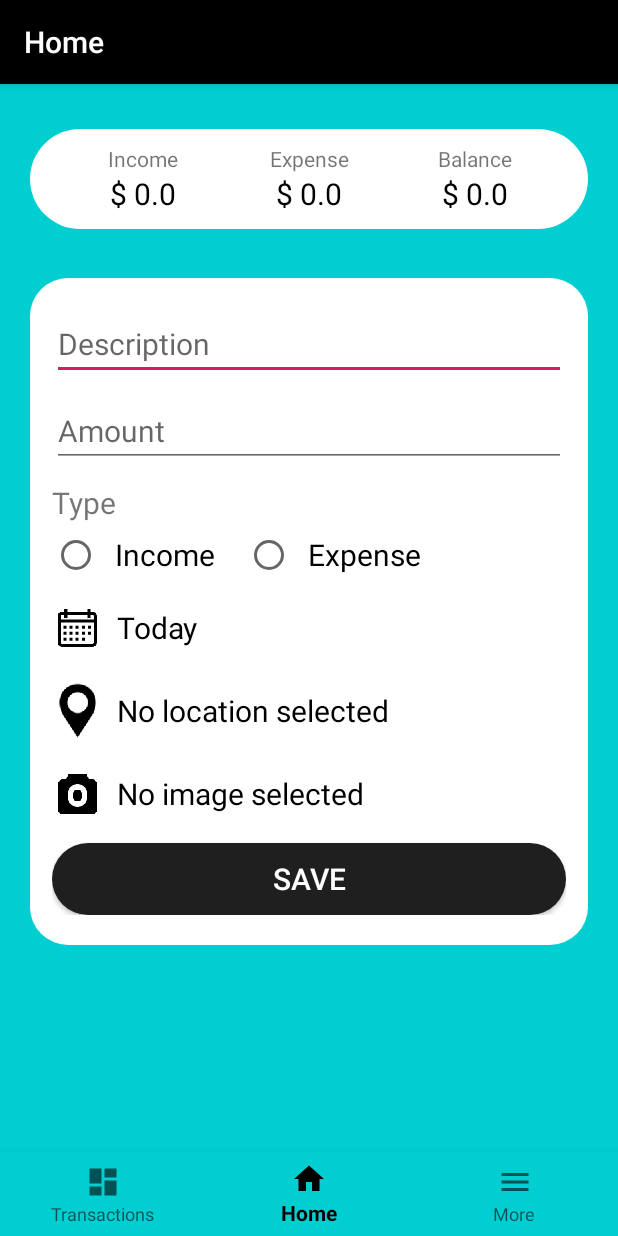
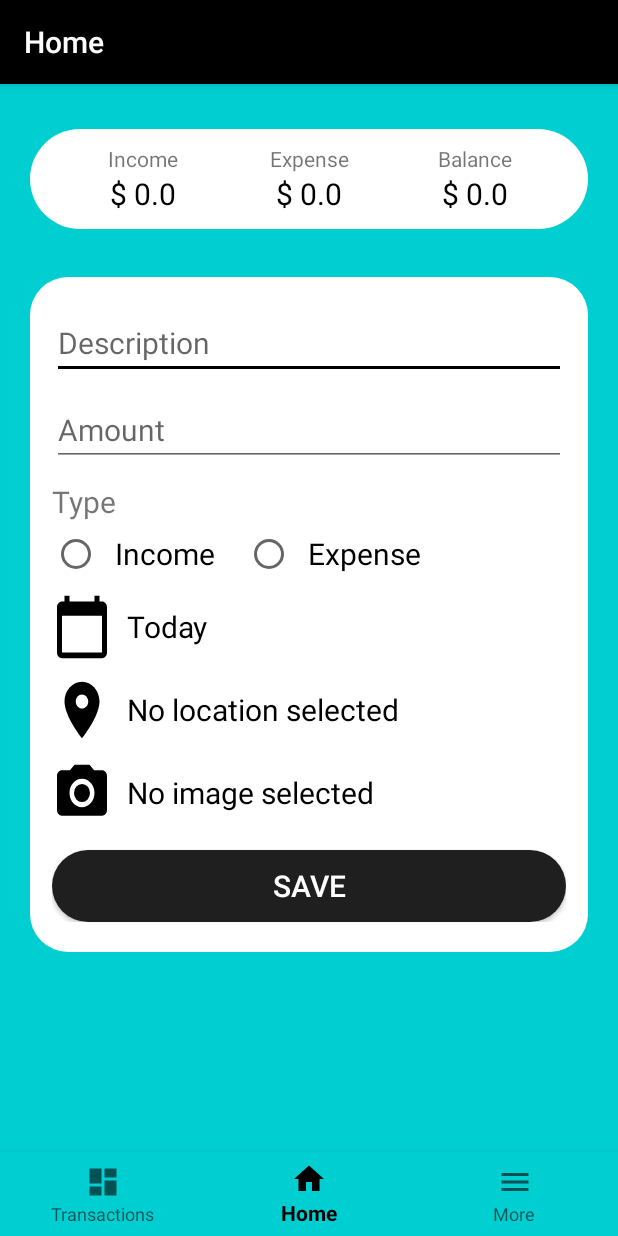
Before and after one commit to sarabjeet1313/Money-Tracker, an Android app: the screen it shows after launch (MainActivity), on a phone screen of 412 x 824 dp. Run offline under Robolectric (Android 15) with nearby library versions, the phone set to English and light mode, and no system bars; our stand-ins replace navigation-ui.

Commit message:
Finalized the UI for Home, Transaction, Statistics, Edit and View page

```diff
--- a/MoneyTracker/app/src/main/AndroidManifest.xml
+++ b/MoneyTracker/app/src/main/AndroidManifest.xml
@@ -4,7 +4,7 @@
 
     <uses-permission android:name="android.permission.ACCESS_COARSE_LOCATION" />
     <uses-permission android:name="android.permission.ACCESS_FINE_LOCATION" />
-    <uses-permission android:name="android.permission.ACCESS_FINE_LOCATION" />
+    <uses-permission android:name="android.permission.CAMERA" />
 
     <application
         android:allowBackup="true"
@@ -13,7 +13,8 @@
         android:roundIcon="@mipmap/ic_launcher_round"
         android:supportsRtl="true"
         android:theme="@style/AppTheme">
-        <activity android:name=".MainActivity">
+        <activity android:name=".MainActivity"
+            android:windowSoftInputMode="adjustPan">
             <intent-filter>
                 <action android:name="android.intent.action.MAIN" />
 
--- a/MoneyTracker/app/src/main/java/mobile/computing/group5/moneytracker/fragments/home/HomeFragment.kt
+++ b/MoneyTracker/app/src/main/java/mobile/computing/group5/moneytracker/fragments/home/HomeFragment.kt
@@ -17,6 +17,7 @@ import android.view.LayoutInflater
 import android.view.View
 import android.view.ViewGroup
 import android.widget.Toast
+import androidx.core.content.ContextCompat
 import androidx.core.content.PermissionChecker.checkSelfPermission
 import androidx.fragment.app.Fragment
 import com.google.android.gms.location.*
@@ -29,16 +30,16 @@ import java.util.*
 
 class HomeFragment : Fragment() {
 
-    var type = ""
-    private val REQUEST_PERMISSIONS_REQUEST_CODE = 34
-    private val requestingLocationUpdates = false
+    private val LOCATION_CODE = 34
+    private val CAMERA_CODE = 21
+    private val CODECAM = 0
+
     private lateinit var fusedLocationClient: FusedLocationProviderClient
     private lateinit var locationRequest: LocationRequest
     private lateinit var locationCallback: LocationCallback
-
-    private val CODECAM = 0
     private var path: Bitmap? = null
     private var byteArray: ByteArray? = null
+    var type = ""
 
     override fun onCreateView(
         inflater: LayoutInflater,
@@ -56,7 +57,6 @@ class HomeFragment : Fragment() {
                 it1
             )
         }!!
-
         val geocoder = Geocoder(context, Locale.getDefault())
         locationCallback = object : LocationCallback() {
             override fun onLocationResult(locationResult: LocationResult?) {
@@ -72,30 +72,11 @@ class HomeFragment : Fragment() {
 
         onLoad()
 
-        val listOfMonths = arrayOf(
-            "January",
-            "February",
-            "March",
-            "April",
-            "May",
-            "June",
-            "July",
-            "August",
-            "September",
-            "October",
-            "November",
-            "December"
-        )
-
+        val listOfMonths = arrayOf("January", "February", "March", "April", "May", "June", "July", "August", "September", "October", "November", "December")
         val c = Calendar.getInstance()
         val year = c.get(Calendar.YEAR)
         val month = c.get(Calendar.MONTH)
         val day = c.get(Calendar.DAY_OF_MONTH)
-
-        button_image.setOnClickListener{
-            val callCameraIntent = Intent(MediaStore.ACTION_IMAGE_CAPTURE)
-            startActivityForResult(callCameraIntent,CODECAM)
-        }
 
         button_calender.setOnClickListener{
             val dpd = context?.let { it1 ->
@@ -113,8 +94,15 @@ class HomeFragment : Fragment() {
             dpd?.show()
         }
 
+        button_image.setOnClickListener{
+            if (ContextCompat.checkSelfPermission(context!!, Manifest.permission.CAMERA) == PackageManager.PERMISSION_DENIED){
+                requestPermissions(arrayOf(Manifest.permission.CAMERA), CAMERA_CODE)
+            }else{
+                openCamera()
+            }
+        }
+
         radioGroup.setOnCheckedChangeListener { group, checkedId ->
-
             type = when {
                 R.id.radioIncome == checkedId -> {
                     "Income"
@@ -126,6 +114,14 @@ class HomeFragment : Fragment() {
                     ""
                 }
             }
+        }
+
+        button_delete.setOnClickListener {
+            byteArray = null
+            imageText.text = "No image selected"
+            button_image.setImageBitmap(null)
+            button_image.setBackgroundResource(R.drawable.ic_camera_alt_black_24dp)
+            button_delete.visibility = View.INVISIBLE
         }
 
         button_save.setOnClickListener {
@@ -163,6 +159,59 @@ class HomeFragment : Fragment() {
 
     }
 
+    override fun onStart() {
+        super.onStart()
+        if (!hasLocationPermissions()) {
+            requestPermissions()
+        } else {
+            getAddress()
+        }
+    }
+
+    override fun onPause() {
+        super.onPause()
+        stopLocationUpdates()
+    }
+
+    override fun onRequestPermissionsResult(requestCode: Int, permissions: Array<String>, grantResults: IntArray) {
+        if(requestCode == CAMERA_CODE){
+            if (grantResults.isNotEmpty() && grantResults[0] == PackageManager.PERMISSION_GRANTED) {
+                openCamera()
+            }
+        }else if(requestCode == LOCATION_CODE){
+            if (grantResults.isNotEmpty() && grantResults[0] == PackageManager.PERMISSION_GRANTED) {
+                getAddress()
+            }
+        }else{
+            return
+        }
+    }
+
+    override fun onActivityResult(requestCode: Int, resultCode: Int, data: Intent?) {
+        super.onActivityResult(requestCode, resultCode, data)
+        when(requestCode){
+            CODECAM ->{
+                if(resultCode== Activity.RESULT_OK && data !=null){
+                    path = data.extras!!.get("data") as Bitmap
+                    val byteArrayOutputStream = ByteArrayOutputStream()
+                    path!!.compress(Bitmap.CompressFormat.PNG, 100, byteArrayOutputStream)
+                    byteArray= byteArrayOutputStream.toByteArray()
+                    imageText.text = "Image captured"
+                    button_image.setImageBitmap(path)
+                    button_delete.visibility = View.VISIBLE
+                }
+            }
+            else -> {
+                Log.i("message", "Failure")
+            }
+        }
+    }
+
+    private fun openCamera(){
+        val callCameraIntent = Intent(MediaStore.ACTION_IMAGE_CAPTURE)
+        startActivityForResult(callCameraIntent,CODECAM)
+    }
+
     private fun onLoad() {
         val db = DatabaseHelper(activity?.applicationContext!!, null)
         var income = 0.0
@@ -195,33 +244,17 @@ class HomeFragment : Fragment() {
                 AmountBalance.setTextColor(Color.parseColor("#000000"))
             }
         }
-    }
 
-    override fun onActivityResult(requestCode: Int, resultCode: Int, data: Intent?) {
-        super.onActivityResult(requestCode, resultCode, data)
-        when(requestCode){
-            CODECAM ->{
-                if(resultCode== Activity.RESULT_OK && data !=null){
-                    path = data.extras!!.get("data") as Bitmap
-                    val byteArrayOutputStream = ByteArrayOutputStream()
-                    path!!.compress(Bitmap.CompressFormat.PNG, 100, byteArrayOutputStream)
-                    byteArray= byteArrayOutputStream.toByteArray()
-                    imageText.text = "Image captured"
-                }
-            }
-            else -> {
-                Log.i("message", "Failure")
-            }
-        }
-    }
-
-    override fun onStart() {
-        super.onStart()
-        if (!hasLocationPermissions()) {
-            requestPermissions()
-        } else {
-            getAddress()
-        }
+        input_description.setText("")
+        input_amount.setText("")
+        radioExpense.isChecked = false
+        radioIncome.isChecked = false
+        dateText.text = "Today"
+        byteArray = null
+        imageText.text = "No image selected"
+        button_image.setImageBitmap(null)
+        button_image.setBackgroundResource(R.drawable.ic_camera_alt_black_24dp)
+        button_delete.visibility = View.INVISIBLE
     }
 
     private fun hasLocationPermissions(): Boolean {
@@ -239,9 +272,7 @@ class HomeFragment : Fragment() {
                 val obj: Address = addresses[0]
                 var add: String = obj.getAddressLine(0)
                 add= add.substringBefore(",")
-
-                Log.v("IGA", "Address$add")
-                locationText.text=add
+                locationText.text = add
             }else{
                 createLocationRequest()
                 startLocationUpdates()
@@ -250,7 +281,7 @@ class HomeFragment : Fragment() {
     }
 
     private fun requestPermissions() {
-        requestPermissions(arrayOf(Manifest.permission.ACCESS_FINE_LOCATION, Manifest.permission.ACCESS_COARSE_LOCATION), REQUEST_PERMISSIONS_REQUEST_CODE)
+        requestPermissions(arrayOf(Manifest.permission.ACCESS_FINE_LOCATION, Manifest.permission.ACCESS_COARSE_LOCATION), LOCATION_CODE)
     }
 
     private fun createLocationRequest() {
@@ -265,20 +296,6 @@ class HomeFragment : Fragment() {
         fusedLocationClient.requestLocationUpdates(locationRequest, locationCallback, Looper.getMainLooper())
     }
 
-    override fun onRequestPermissionsResult(requestCode: Int, permissions: Array<String>, grantResults: IntArray) {
-        if (requestCode != REQUEST_PERMISSIONS_REQUEST_CODE) return
-        if (!grantResults.isEmpty() && grantResults[0] == PackageManager.PERMISSION_GRANTED) {
-            getAddress()
-        }
-    }
-
-    override fun onResume() {
-        super.onResume()
-    }
-    override fun onPause() {
-        super.onPause()
-        stopLocationUpdates()
-    }
     private fun stopLocationUpdates() {
         fusedLocationClient.removeLocationUpdates(locationCallback)
     }
--- a/MoneyTracker/app/src/main/java/mobile/computing/group5/moneytracker/model/DatabaseHelper.kt
+++ b/MoneyTracker/app/src/main/java/mobile/computing/group5/moneytracker/model/DatabaseHelper.kt
@@ -65,6 +65,7 @@ class DatabaseHelper(context: Context, factory: SQLiteDatabase.CursorFactory?):
         cv.put(COL_DATE, transaction.date)
         cv.put(COL_TYPE, transaction.type)
         cv.put(COL_LOCATION, transaction.location)
+        cv.put(COL_IMG, transaction.image)
 
         //updating table data of required record
         val result = db.update(TABLE_NAME,cv, "$COL_Trans_ID=?", arrayOf(id.toString()))
--- /dev/null
+++ b/MoneyTracker/app/src/main/res/drawable/ic_delete_black_24dp.xml
@@ -0,0 +1,9 @@
+<vector xmlns:android="http://schemas.android.com/apk/res/android"
+    android:width="24dp"
+    android:height="24dp"
+    android:viewportWidth="24"
+    android:viewportHeight="24">
+  <path
+      android:pathData="M6,19c0,1.1 0.9,2 2,2h8c1.1,0 2,-0.9 2,-2V7H6v12zM19,4h-3.5l-1,-1h-5l-1,1H5v2h14V4z"
+      android:fillColor="#000000"/>
+</vector>
--- a/MoneyTracker/app/src/main/res/layout/fragment_home.xml
+++ b/MoneyTracker/app/src/main/res/layout/fragment_home.xml
@@ -171,10 +171,10 @@
 
             <ImageButton
                 android:id="@+id/button_calender"
-                android:layout_width="100dp"
+                android:layout_width="120dp"
                 android:layout_height="45dp"
                 android:layout_weight="2"
-                app:srcCompat="@mipmap/calendar" />
+                android:background="@drawable/ic_calendar_today_black_24dp" />
 
             <TextView
                 android:id="@+id/dateText"
@@ -196,10 +196,10 @@
 
             <ImageButton
                 android:id="@+id/button_location"
-                android:layout_width="100dp"
+                android:layout_width="120dp"
                 android:layout_height="45dp"
                 android:layout_weight="2"
-                app:srcCompat="@mipmap/location" />
+                android:background="@drawable/ic_location_on_black_24dp" />
 
             <TextView
                 android:id="@+id/locationText"
@@ -221,10 +221,10 @@
 
             <ImageButton
                 android:id="@+id/button_image"
-                android:layout_width="100dp"
+                android:layout_width="120dp"
                 android:layout_height="45dp"
-                android:layout_weight="2"
-                app:srcCompat="@mipmap/camera" />
+                android:layout_weight="1"
+                android:background="@drawable/ic_camera_alt_black_24dp" />
 
             <TextView
                 android:id="@+id/imageText"
@@ -237,12 +237,20 @@
                 android:textColor="#000"
                 android:textSize="20dp" />
 
+            <ImageButton
+                android:id="@+id/button_delete"
+                android:layout_width="120dp"
+                android:layout_height="45dp"
+                android:background="@drawable/ic_delete_black_24dp"
+                android:visibility="invisible"
+                android:layout_weight="1"/>
+
         </LinearLayout>
 
         <Button
             android:id="@+id/button_save"
             android:layout_width="match_parent"
-            android:layout_marginTop="10dp"
+            android:layout_marginTop="15dp"
             android:textSize="20dp"
             android:background="@drawable/save_button"
             android:textColor="#ffffff"
--- a/MoneyTracker/app/src/main/res/layout/fragment_view_image.xml
+++ b/MoneyTracker/app/src/main/res/layout/fragment_view_image.xml
@@ -5,7 +5,7 @@
     android:layout_height="match_parent"
     xmlns:app="http://schemas.android.com/apk/res-auto"
     android:background="@color/background"
-    android:padding = "20dp">
+    android:paddingTop = "20dp">
 
     <ImageView
         android:id="@+id/imageView"
--- a/MoneyTracker/app/src/main/res/layout/item_transaction.xml
+++ b/MoneyTracker/app/src/main/res/layout/item_transaction.xml
@@ -32,7 +32,7 @@
         android:layout_width="match_parent"
         android:layout_height="wrap_content"
         android:layout_weight="1"
-        android:paddingLeft="20dp"
+        android:paddingLeft="10dp"
         android:orientation="vertical">
 
         <TextView
@@ -56,7 +56,7 @@
                 android:id="@+id/amount"
                 android:layout_width="match_parent"
                 android:layout_height="wrap_content"
-                android:layout_weight="1"
+                android:layout_weight="2"
                 android:textSize="20dp"
                 android:textColor="#000000"
                 android:text="amount" />
--- a/MoneyTracker/app/src/main/res/values/colors.xml
+++ b/MoneyTracker/app/src/main/res/values/colors.xml
@@ -2,6 +2,6 @@
 <resources>
     <color name="colorPrimary">#000000</color>
     <color name="colorPrimaryDark">#000000</color>
-    <color name="colorAccent">#D81B60</color>
+    <color name="colorAccent">#000000</color>
     <color name="background">#00CED1</color>
 </resources>
```
Also changed, not shown: MoneyTracker/app/src/main/java/mobile/computing/group5/moneytracker/fragments/transaction/EditTransacationFragment.kt (+71 -31 lines), MoneyTracker/app/src/main/java/mobile/computing/group5/moneytracker/fragments/transaction/ViewTransactionFragment.kt (+13 -10 lines), MoneyTracker/app/src/main/res/layout/fragment_transaction.xml (+5 -3 lines), MoneyTracker/app/src/main/res/layout/fragment_transaction_edit.xml (+14 -7 lines), MoneyTracker/app/src/main/res/layout/fragment_transaction_view.xml (+10 -20 lines), MoneyTracker/app/src/main/res/mipmap-hdpi/calendar.png (deleted), MoneyTracker/app/src/main/res/mipmap-hdpi/camera.png (deleted), MoneyTracker/app/src/main/res/mipmap-hdpi/location.png (deleted).
